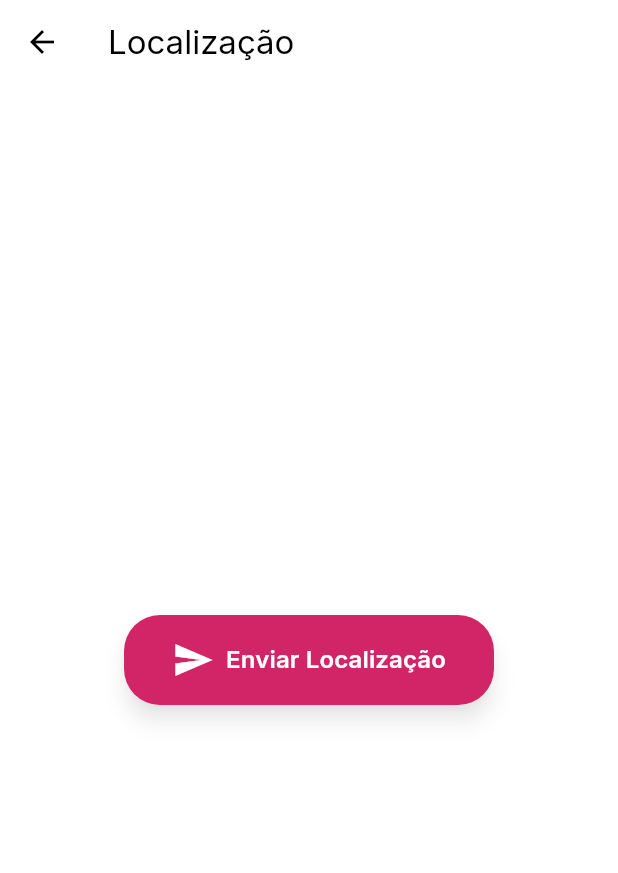
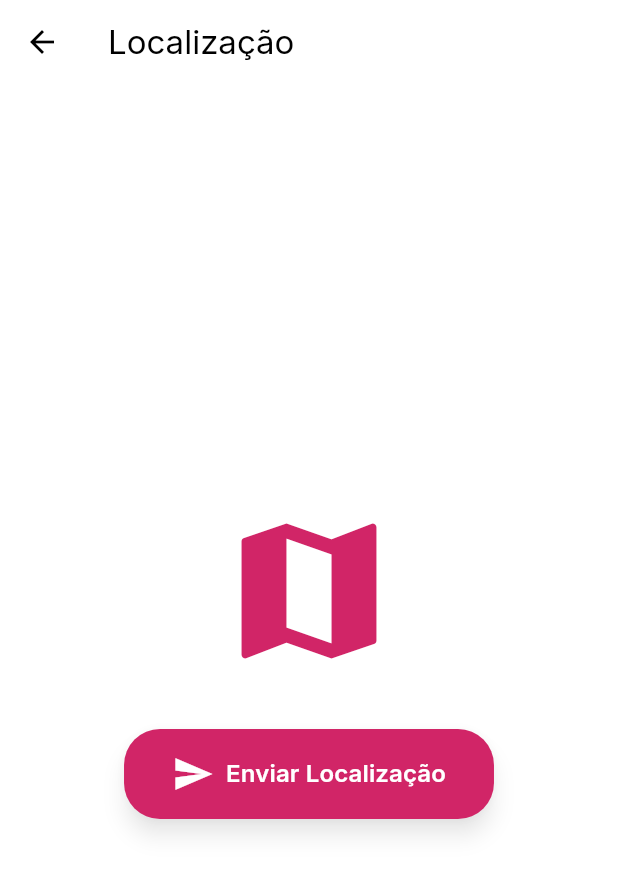
Before and after one commit to yannynz/ema_app, a Flutter app: the LocationScreen screen opened directly, on a phone screen of 412 x 824 dp. Shown: the top 873 px of the screen. Run offline on Flutter 3.47's test engine with Material 3 defaults, Android fonts, the phone set to English and light mode, and no system bars; our stand-ins replace flutter_riverpod, get_it, google_fonts, injectable; generated files the repository leaves out were written again.

Commit message:
Versão 0.0.8

```diff
--- a/lib/features/location/presentation/location_screen.dart
+++ b/lib/features/location/presentation/location_screen.dart
@@ -10,7 +10,18 @@ class LocationScreen extends StatelessWidget {
         title: const Text('Localização'),
       ),
       body: Center(
-        child: ElevatedButton.icon(
+        child: Padding(
+          padding: const EdgeInsets.symmetric(horizontal: 24.0),
+          child: Column(
+            mainAxisSize: MainAxisSize.min,
+            children: [
+              Icon(
+                Icons.map,
+                size: 120,
+                color: Theme.of(context).colorScheme.primary,
+              ),
+              const SizedBox(height: 32),
+              ElevatedButton.icon(
                 onPressed: () {
                   ScaffoldMessenger.of(context).showSnackBar(
                     const SnackBar(
@@ -47,6 +58,9 @@ class LocationScreen extends StatelessWidget {
                   ),
                 ),
               ),
+            ],
+          ),
+        ),
       ),
     );
   }
```
Lines whose indentation alone changed are shown as unchanged.
